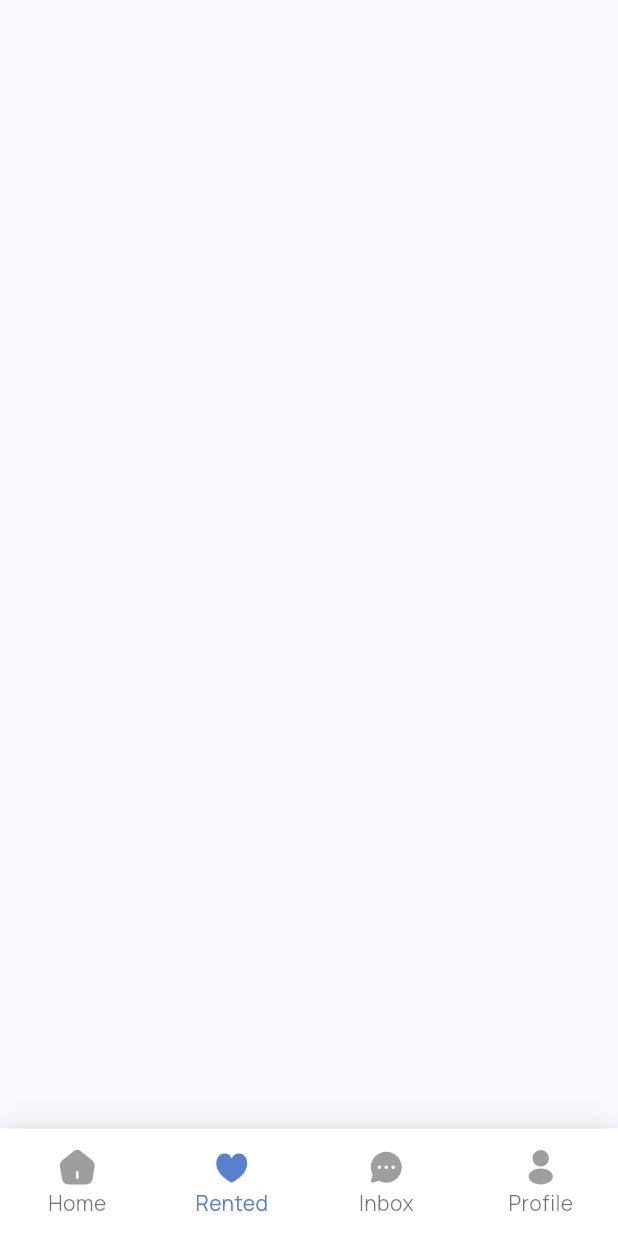
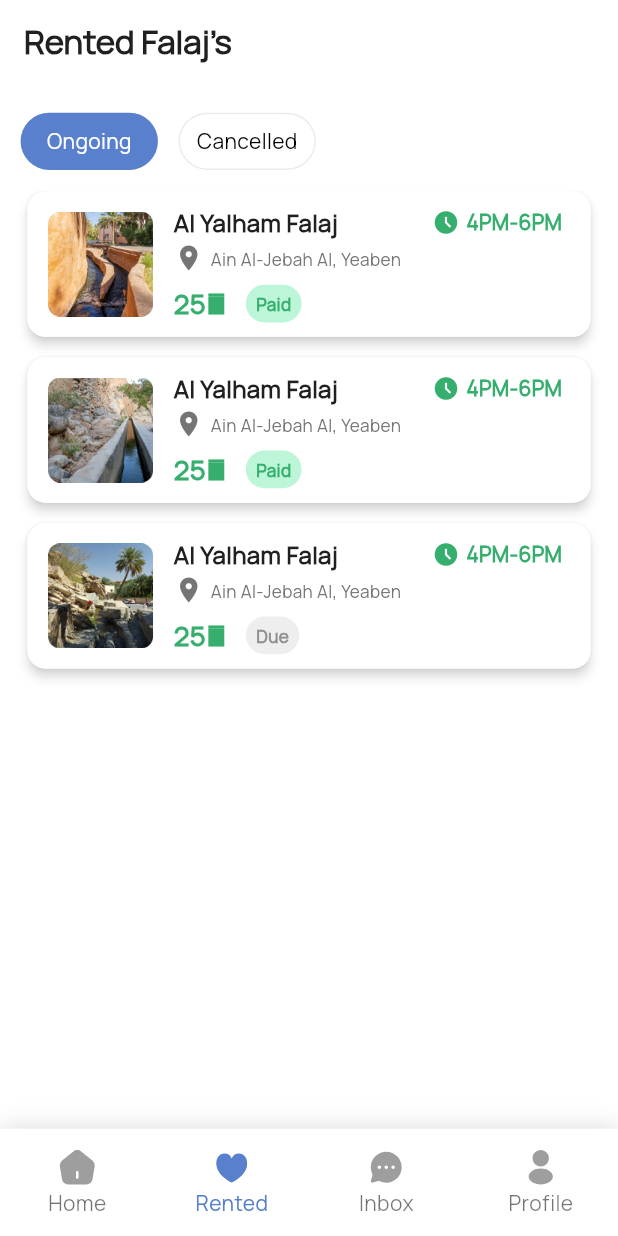
Before and after one commit to Sayeed-Maheen/Falaj-User-App, a Flutter app: the MyBottomNav screen opened directly, item 2 of the bottom bar chosen, on a phone screen of 412 x 824 dp. Run offline on Flutter 3.47's test engine with Material 2 defaults, Android fonts, the phone set to English and light mode, and no system bars; our stand-ins replace dotted_border, dropdown_button2, file_picker, flutter_screenutil, flutter_svg, flutter_switch and 2 more; accounts and stored records are empty.

Commit message:
19.08.23

```diff
--- a/lib/design_models/my_bottom_nav.dart
+++ b/lib/design_models/my_bottom_nav.dart
@@ -1,4 +1,5 @@
 import 'package:falaj_user_app/screens/profile_screen.dart';
+import 'package:falaj_user_app/screens/rented_falaj_screen.dart';
 import 'package:falaj_user_app/utils/app_colors.dart';
 import 'package:flutter/material.dart';
 import 'package:flutter_screenutil/flutter_screenutil.dart';
@@ -16,7 +17,7 @@ class MyBottomNav extends StatefulWidget {
 class _MyBottomNavState extends State<MyBottomNav> {
   int _currentIndex = 0;
 
-  final tabs = [HomeScreen(), Container(), Container(), const ProfileScreen()];
+  final tabs = [HomeScreen(), RentedFalajScreen(), Container(), const ProfileScreen()];
 
   @override
   Widget build(BuildContext context) {
--- a/lib/screens/homeScreen.dart
+++ b/lib/screens/homeScreen.dart
@@ -1,7 +1,6 @@
 import 'package:falaj_user_app/utils/app_colors.dart';
 import 'package:flutter/material.dart';
 import 'package:flutter_screenutil/flutter_screenutil.dart';
-import 'package:flutter_svg/svg.dart';
 
 class HomeScreen extends StatelessWidget {
   HomeScreen({super.key});
--- a/lib/screens/profile_screen.dart
+++ b/lib/screens/profile_screen.dart
@@ -182,7 +182,7 @@ class _ProfileScreenState extends State<ProfileScreen> {
                   ),
                   FlutterSwitch(
                     activeColor: AppColors.colorPrimary,
-                    inactiveColor: AppColors.colorDarkGrey,
+                    inactiveColor: AppColors.colorGreyDark,
                     width: 40.w,
                     height: 20.h,
                     toggleSize: 20,
@@ -226,7 +226,7 @@ class _ProfileScreenState extends State<ProfileScreen> {
                     ),
                     Icon(
                       Icons.arrow_forward_ios_rounded,
-                      color: AppColors.colorDarkGrey,
+                      color: AppColors.colorGreyDark,
                       size: 20,
                     )
                   ],
@@ -264,7 +264,7 @@ class _ProfileScreenState extends State<ProfileScreen> {
                     ),
                     Icon(
                       Icons.arrow_forward_ios_rounded,
-                      color: AppColors.colorDarkGrey,
+                      color: AppColors.colorGreyDark,
                       size: 20,
                     )
                   ],
@@ -300,7 +300,7 @@ class _ProfileScreenState extends State<ProfileScreen> {
                     ),
                     Icon(
                       Icons.arrow_forward_ios_rounded,
-                      color: AppColors.colorDarkGrey,
+                      color: AppColors.colorGreyDark,
                       size: 20,
                     )
                   ],
@@ -336,7 +336,7 @@ class _ProfileScreenState extends State<ProfileScreen> {
                     ),
                     const Icon(
                       Icons.arrow_forward_ios_rounded,
-                      color: AppColors.colorDarkGrey,
+                      color: AppColors.colorGreyDark,
                       size: 20,
                     )
                   ],
@@ -378,7 +378,7 @@ class _ProfileScreenState extends State<ProfileScreen> {
                     ),
                     const Icon(
                       Icons.arrow_forward_ios_rounded,
-                      color: AppColors.colorDarkGrey,
+                      color: AppColors.colorGreyDark,
                       size: 20,
                     )
                   ],
--- /dev/null
+++ b/lib/screens/rented_falaj_screen.dart
@@ -0,0 +1,399 @@
+import 'package:falaj_user_app/design_models/my_bottom_nav.dart';
+import 'package:falaj_user_app/screens/signup_screen.dart';
+import 'package:flutter/material.dart';
+import 'package:flutter_screenutil/flutter_screenutil.dart';
+
+import '../design_models/remember_me_model.dart';
+import '../utils/app_colors.dart';
+import '../utils/my_button.dart';
+
+class CustomSegmentedControl extends StatelessWidget {
+  final List<String> segments;
+  final int currentIndex;
+  final ValueChanged<int> onSegmentTapped;
+  final double tabWidth; // Add a property for the tab width
+  final double spacing; // Add a property for the spacing between tabs
+  final BorderRadius borderRadius;
+
+  CustomSegmentedControl({
+    required this.segments,
+    required this.currentIndex,
+    required this.onSegmentTapped,
+    this.tabWidth = 80, // Set the default width
+    this.spacing = 12, // Set the default spacing
+    this.borderRadius = const BorderRadius.all(Radius.circular(50)),
+  });
+
+  @override
+  Widget build(BuildContext context) {
+    return Container(
+      padding: REdgeInsets.symmetric(horizontal: 12),
+      decoration: BoxDecoration(
+        borderRadius: borderRadius,
+      ),
+      child: Row(
+        children: List.generate(
+          segments.length,
+          (index) => Row(
+            children: [
+              GestureDetector(
+                onTap: () => onSegmentTapped(index),
+                child: Container(
+                  height: 32.h,
+                  width: tabWidth.w, // Use the tab width property here
+                  decoration: BoxDecoration(
+                    color: currentIndex == index
+                        ? AppColors.colorPrimary
+                        : Colors.transparent,
+                    borderRadius:
+                        currentIndex == index ? borderRadius : borderRadius,
+                    border: Border.all(
+                      color: currentIndex != index
+                          ? AppColors.colorGreyLighter
+                          : Colors.transparent,
+                      width: 1,
+                    ),
+                  ),
+                  child: Center(
+                    child: Text(
+                      segments[index],
+                      style: TextStyle(
+                        color: currentIndex == index
+                            ? AppColors.colorWhiteHighEmp
+                            : Colors.black,
+                      ),
+                    ),
+                  ),
+                ),
+              ),
+              SizedBox(width: spacing.w), // Add spacing between tabs
+            ],
+          ),
+        ),
+      ),
+    );
+  }
+}
+
+class RentedFalajScreen extends StatefulWidget {
+  const RentedFalajScreen({Key? key}) : super(key: key);
+
+  @override
+  State<RentedFalajScreen> createState() => _RentedFalajScreenState();
+}
+
+class _RentedFalajScreenState extends State<RentedFalajScreen> {
+  int _currentSelection = 0;
+  late PageController _pageController;
+
+  @override
+  void initState() {
+    super.initState();
+    _pageController = PageController(initialPage: _currentSelection);
+  }
+
+  final List<String> _images = [
+    'assets/images/img1.png',
+    'assets/images/img2.png',
+    'assets/images/img3.png',
+  ];
+  final List<String> _text = [
+    'Paid',
+    'Paid',
+    'Due',
+  ];
+
+  @override
+  Widget build(BuildContext context) {
+    return Scaffold(
+      backgroundColor: AppColors.colorWhiteHighEmp,
+      appBar: AppBar(
+        flexibleSpace: Container(
+          color: AppColors.colorWhiteHighEmp, // Set a fixed color here
+        ),
+        automaticallyImplyLeading: false,
+        title: const Text(
+          "Rented Falaj’s",
+          style: TextStyle(
+            fontWeight: FontWeight.bold,
+            color: AppColors.colorBlackHighEmp,
+          ),
+        ),
+      ),
+      body: SafeArea(
+        child: Column(
+          children: [
+            SizedBox(height: 16.h),
+            CustomSegmentedControl(
+              segments: const ["Ongoing", "Cancelled"],
+              currentIndex: _currentSelection,
+              onSegmentTapped: (index) {
+                setState(() {
+                  _currentSelection = index;
+                  _pageController.animateToPage(
+                    index,
+                    duration: const Duration(milliseconds: 500),
+                    curve: Curves.ease,
+                  );
+                });
+              },
+            ),
+            SizedBox(height: 12.h),
+            Expanded(
+              child: PageView(
+                controller: _pageController,
+                onPageChanged: (index) {
+                  setState(() {
+                    _currentSelection = index;
+                  });
+                },
+                children: [
+                  Column(
+                    children: [
+                      ...List.generate(
+                        _images.length,
+                        (index) => Card(
+                          shadowColor: AppColors.colorGrey,
+                          margin:
+                              REdgeInsets.only(left: 16, right: 16, bottom: 12),
+                          color: AppColors.colorWhiteHighEmp,
+                          elevation: 3,
+                          child: Container(
+                              padding: REdgeInsets.symmetric(
+                                  horizontal: 12, vertical: 8),
+                              decoration: BoxDecoration(
+                                  color: AppColors.colorWhiteHighEmp,
+                                  borderRadius: BorderRadius.circular(12)),
+                              child: Row(
+                                children: [
+                                  Image.asset(
+                                    _images[index],
+                                    height: 70,
+                                    width: 70,
+                                  ),
+                                  SizedBox(width: 12.w),
+                                  Column(
+                                    crossAxisAlignment:
+                                        CrossAxisAlignment.start,
+                                    children: [
+                                      Row(
+                                        mainAxisAlignment:
+                                            MainAxisAlignment.spaceBetween,
+                                        children: [
+                                          Text(
+                                            "Al Yalham Falaj",
+                                            style: TextStyle(
+                                              fontSize: 14.sp,
+                                              fontWeight: FontWeight.w600,
+                                              color:
+                                                  AppColors.colorBlackHighEmp,
+                                            ),
+                                          ),
+                                          SizedBox(width: 55.w),
+                                          Row(
+                                            children: [
+                                              const Icon(
+                                                  Icons.access_time_filled,
+                                                  color: AppColors.colorGreen,
+                                                  size: 18),
+                                              SizedBox(width: 4.w),
+                                              Text(
+                                                "4PM-6PM",
+                                                style: TextStyle(
+                                                  fontSize: 12.sp,
+                                                  fontWeight: FontWeight.w600,
+                                                  color: AppColors.colorGreen,
+                                                ),
+                                              ),
+                                            ],
+                                          )
+                                        ],
+                                      ),
+                                      SizedBox(height: 2.h),
+                                      Row(
+                                        children: [
+                                          const Icon(Icons.location_on,
+                                              color: AppColors.colorBlackLowEmp,
+                                              size: 20),
+                                          SizedBox(width: 4.w),
+                                          Text(
+                                            "Ain Al-Jebah Al, Yeaben",
+                                            style: TextStyle(
+                                              fontSize: 10.sp,
+                                              fontWeight: FontWeight.w300,
+                                              color: AppColors.colorBlackLowEmp,
+                                            ),
+                                          ),
+                                        ],
+                                      ),
+                                      SizedBox(height: 6.h),
+                                      Row(
+                                        children: [
+                                          Text(
+                                            "﷼25 ",
+                                            style: TextStyle(
+                                              fontSize: 16.sp,
+                                              fontWeight: FontWeight.w800,
+                                              color: AppColors.colorGreen,
+                                            ),
+                                          ),
+                                          SizedBox(width: 8.w),
+                                          Container(
+                                            padding: REdgeInsets.symmetric(
+                                                horizontal: 6, vertical: 4),
+                                            decoration: BoxDecoration(
+                                                color: index == _text.length - 1
+                                                    ? AppColors.colorGrey
+                                                    : AppColors.colorGreenLight,
+                                                borderRadius:
+                                                    BorderRadius.circular(48)),
+                                            child: Text(
+                                              _text[index],
+                                              style: TextStyle(
+                                                fontSize: 10.sp,
+                                                fontWeight: FontWeight.w600,
+                                                color: index == _text.length - 1
+                                                    ? AppColors.colorBlackMidEmp
+                                                    : AppColors.colorGreen,
+                                              ),
+                                            ),
+                                          ),
+                                        ],
+                                      ),
+                                    ],
+                                  ),
+                                ],
+                              )),
+                        ),
+                      ),
+                    ],
+                  ),
+                  Column(
+                    children: [
+                      ...List.generate(
+                        _images.length,
+                        (index) => Card(
+                          shadowColor: AppColors.colorGrey,
+                          margin:
+                              REdgeInsets.only(left: 16, right: 16, bottom: 12),
+                          color: AppColors.colorWhiteHighEmp,
+                          elevation: 3,
+                          child: Container(
+                              padding: REdgeInsets.symmetric(
+                                  horizontal: 12, vertical: 8),
+                              decoration: BoxDecoration(
+                                  color: AppColors.colorWhiteHighEmp,
+                                  borderRadius: BorderRadius.circular(12)),
+                              child: Row(
+                                children: [
+                                  Image.asset(
+                                    _images[index],
+                                    height: 70,
+                                    width: 70,
+                                  ),
+                                  SizedBox(width: 12.w),
+                                  Column(
+                                    crossAxisAlignment:
+                                        CrossAxisAlignment.start,
+                                    children: [
+                                      Row(
+                                        mainAxisAlignment:
+                                            MainAxisAlignment.spaceBetween,
+                                        children: [
+                                          Text(
+                                            "Al Yalham Falaj",
+                                            style: TextStyle(
+                                              fontSize: 14.sp,
+                                              fontWeight: FontWeight.w600,
+                                              color:
+                                                  AppColors.colorBlackHighEmp,
+                                            ),
+                                          ),
+                                          SizedBox(width: 55.w),
+                                          Row(
+                                            children: [
+                                              const Icon(
+                                                  Icons.access_time_filled,
+                                                  color: AppColors.colorGreen,
+                                                  size: 18),
+                                              SizedBox(width: 4.w),
+                                              Text(
+                                                "4PM-6PM",
+                                                style: TextStyle(
+                                                  fontSize: 12.sp,
+                                                  fontWeight: FontWeight.w600,
+                                                  color: AppColors.colorGreen,
+                                                ),
+                                              ),
+                                            ],
+                                          )
+                                        ],
+                                      ),
+                                      SizedBox(height: 2.h),
+                                      Row(
+                                        children: [
+                                          const Icon(Icons.location_on,
+                                              color: AppColors.colorBlackLowEmp,
+                                              size: 20),
+                                          SizedBox(width: 4.w),
+                                          Text(
+                                            "Ain Al-Jebah Al, Yeaben",
+                                            style: TextStyle(
+                                              fontSize: 10.sp,
+                                              fontWeight: FontWeight.w300,
+                                              color: AppColors.colorBlackLowEmp,
+                                            ),
+                                          ),
+                                        ],
+                                      ),
+                                      SizedBox(height: 6.h),
+                                      Row(
+                                        children: [
+                                          Text(
+                                            "﷼25 ",
+                                            style: TextStyle(
+                                              fontSize: 16.sp,
+                                              fontWeight: FontWeight.w800,
+                                              color: AppColors.colorGreen,
+                                            ),
+                                          ),
+                                          SizedBox(width: 8.w),
+                                          Container(
+                                            padding: REdgeInsets.symmetric(
+                                                horizontal: 6, vertical: 4),
+                                            decoration: BoxDecoration(
+                                                color: index == _text.length - 1
+                                                    ? AppColors.colorGrey
+                                                    : AppColors.colorGreenLight,
+                                                borderRadius:
+                                                    BorderRadius.circular(48)),
+                                            child: Text(
+                                              _text[index],
+                                              style: TextStyle(
+                                                fontSize: 10.sp,
+                                                fontWeight: FontWeight.w600,
+                                                color: index == _text.length - 1
+                                                    ? AppColors.colorBlackMidEmp
+                                                    : AppColors.colorGreen,
+                                              ),
+                                            ),
+                                          ),
+                                        ],
+                                      ),
+                                    ],
+                                  ),
+                                ],
+                              )),
+                        ),
+                      ),
+                    ],
+                  ),
+                ],
+              ),
+            ),
+          ],
+        ),
+      ),
+    );
+  }
+}
--- a/lib/utils/app_colors.dart
+++ b/lib/utils/app_colors.dart
@@ -14,9 +14,9 @@ class AppColors {
   static const colorSecondaryLighter = Color(0xffFFEBCF);
 
   static const colorGrey = Color(0xffEEEEEE);
-  static const colorDarkGrey = Color(0xff808080);
+  static const colorGreyDark = Color(0xff808080);
   static const colorGreyLight = Color(0xffE7E7E7);
-  static const colorGreyLighter = Color(0xffF1F1F1);
+  static const colorGreyLighter = Color(0xffEBEBEB);
   static const colorGreyLightest = Color(0xffF9F9F9);
 
   static const colorWhiteHighEmp = Color(0xffFFFFFF);
@@ -27,6 +27,7 @@ class AppColors {
   static const colorBlackDarkerEmp = Color(0xFF606060);
   static const colorRed = Color(0xFFFF6B6B);
   static const colorGreen = Color(0xFF36AF6E);
+  static const colorGreenLight = Color(0xFFBCF5D7);
 
   static const colorBlueDark = Color(0xff1B3149);
   static const colorBlueLight = Color(0xff90A0B2);
```
